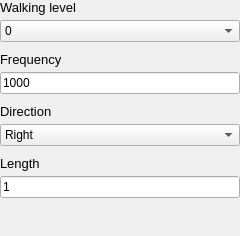
Old version of the form ui/patterns/walkingpattern.ui in the repository analogdevicesinc/scopy.
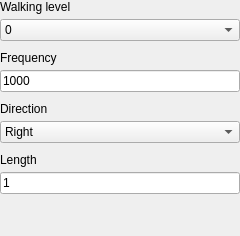
New version of the form.

What changed in the file:
```diff
--- a/ui/patterns/walkingpattern.ui
+++ b/ui/patterns/walkingpattern.ui
@@ -39,9 +39,6 @@
      </property>
      <item>
       <widget class="QLabel" name="label">
-       <property name="styleSheet">
-        <string notr="true">font-size: 13px;</string>
-       </property>
        <property name="text">
         <string>Walking level</string>
        </property>
@@ -73,9 +70,6 @@
      </property>
      <item>
       <widget class="QLabel" name="label_2">
-       <property name="styleSheet">
-        <string notr="true">font-size: 13px;</string>
-       </property>
        <property name="text">
         <string>Frequency</string>
        </property>
@@ -100,9 +94,6 @@
      </property>
      <item>
       <widget class="QLabel" name="label_3">
-       <property name="styleSheet">
-        <string notr="true">font-size: 13px;</string>
-       </property>
        <property name="text">
         <string>Direction</string>
        </property>
@@ -134,9 +125,6 @@
      </property>
      <item>
       <widget class="QLabel" name="label_4">
-       <property name="styleSheet">
-        <string notr="true">font-size: 13px;</string>
-       </property>
        <property name="text">
         <string>Length</string>
        </property>
```
